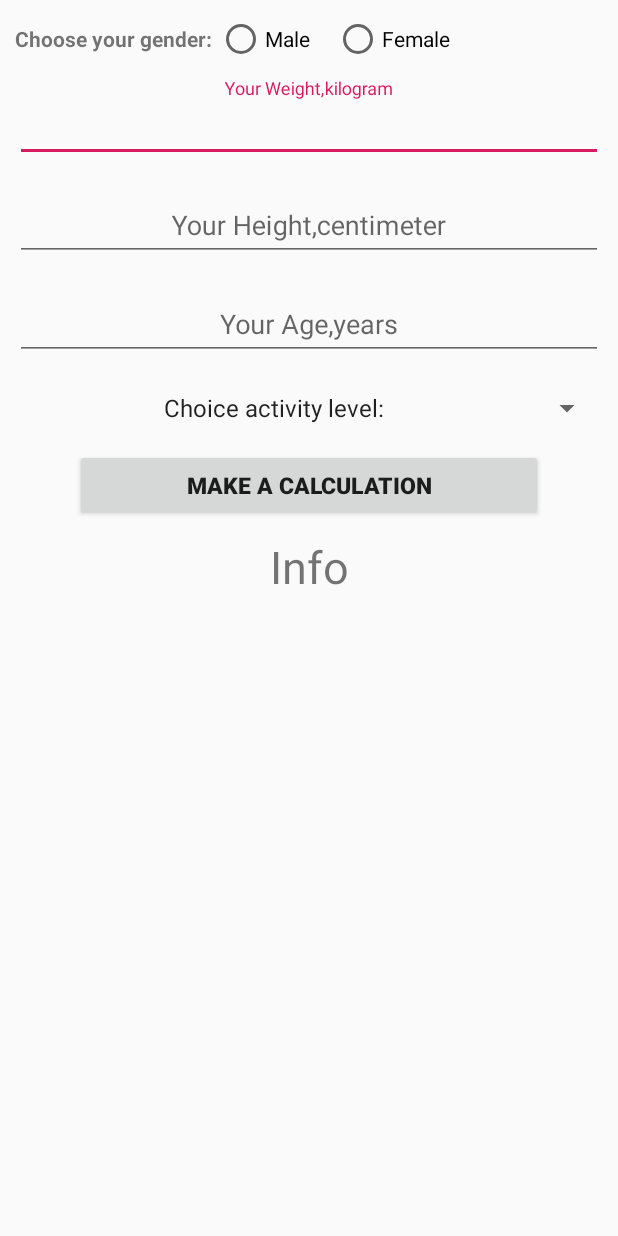
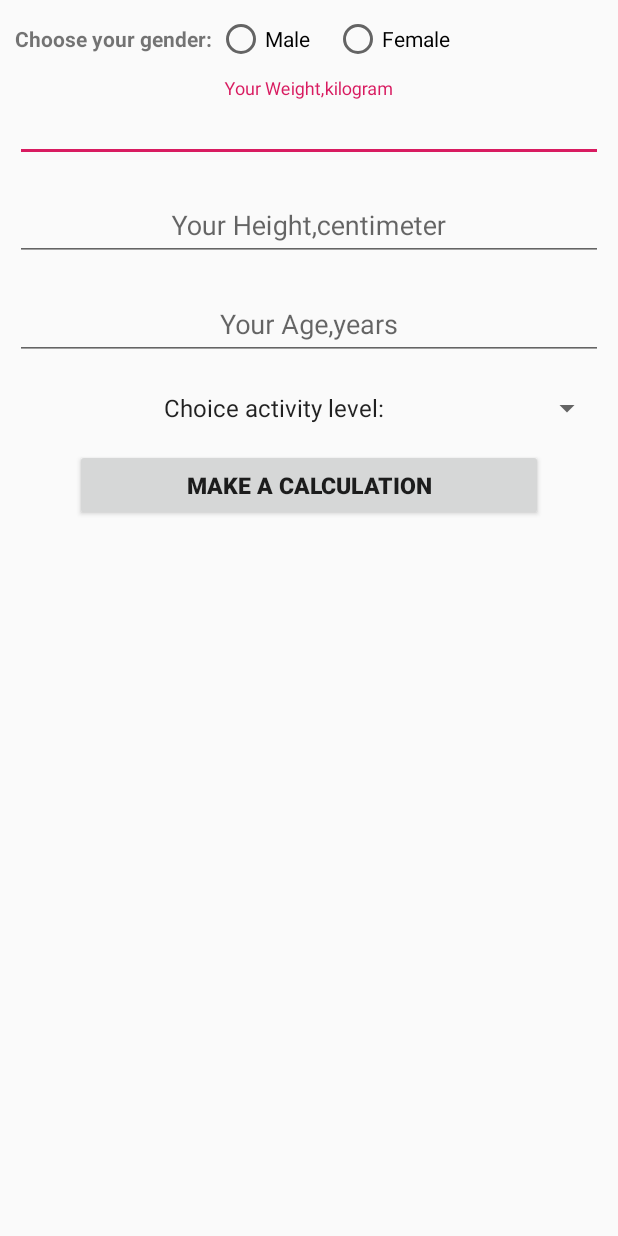
Before and after one commit to Eduard-Kozachenko/CalculatorCalorie, an Android app: the screen it shows after launch (MainActivity), on a phone screen of 412 x 824 dp. Run offline under Robolectric (Android 15) with nearby library versions, the phone set to English and light mode, and no system bars.

```diff
--- a/app/src/main/java/com/eduard/caloriecounter/presentation/base/BasePresenter.java
+++ b/app/src/main/java/com/eduard/caloriecounter/presentation/base/BasePresenter.java
@@ -24,8 +24,6 @@ public class BasePresenter<V extends BasePresenter.View> {
 
         void showProgressBar();
 
-        void hideProgressBar();
-
-        void showError();
+        void showInformationDialog(String data);
     }
 }
--- a/app/src/main/java/com/eduard/caloriecounter/presentation/presenter/CollectionContract.java
+++ b/app/src/main/java/com/eduard/caloriecounter/presentation/presenter/CollectionContract.java
@@ -5,7 +5,6 @@ import com.eduard.caloriecounter.presentation.base.BasePresenter;
 public interface CollectionContract {
 
      interface View extends BasePresenter.View {
-         void setViewData(String data);
     }
 
     interface Presenter {
--- a/app/src/main/java/com/eduard/caloriecounter/presentation/presenter/CollectionPresenter.java
+++ b/app/src/main/java/com/eduard/caloriecounter/presentation/presenter/CollectionPresenter.java
@@ -14,13 +14,13 @@ public class CollectionPresenter extends BasePresenter<CollectionContract.View>
     public void collectionInfoMale(double weight, double height, double age, int level) {
         model = new CalculatorUserModel();
         String data = String.valueOf(model.operationMale(weight, height, age, level));
-        getView().setViewData(data);
+        getView().showInformationDialog("Your result =" + data);
     }
 
     @Override
     public void collectionInfoFemale(double weight, double height, double age, int level) {
         model = new CalculatorUserModel();
         String data = String.valueOf(model.operationFemale(weight, height, age, level));
-        getView().setViewData(data);
+        getView().showInformationDialog("Your result =" + data);
     }
 }
--- a/app/src/main/res/layout/activity_main.xml
+++ b/app/src/main/res/layout/activity_main.xml
@@ -11,7 +11,6 @@
       android:id="@+id/fl_container"
       android:layout_width="match_parent"
       android:layout_height="wrap_content"
-      app:layout_constraintTop_toBottomOf="@id/toolbar"
       >
   </FrameLayout>
 
--- a/app/src/main/res/layout/collection_of_info_fragment.xml
+++ b/app/src/main/res/layout/collection_of_info_fragment.xml
@@ -103,16 +103,6 @@ android:orientation="vertical">
             android:layout_marginRight="@dimen/margin_50">
         </Button>
 
-        <TextView
-            android:id="@+id/tv_info_test"
-            android:layout_width="match_parent"
-            android:layout_height="wrap_content"
-            android:layout_marginTop="@dimen/margin_10"
-            android:text="@string/info_test"
-            android:textSize="@dimen/font_30"
-            android:gravity="center">
-        </TextView>
-
 </LinearLayout>
 
 </ScrollView>
```
Also changed, not shown: app/src/main/java/com/eduard/caloriecounter/presentation/base/BaseFragment.java (+1 -20 lines), app/src/main/java/com/eduard/caloriecounter/presentation/fragments/CollectionFragment.java (+10 -14 lines), app/src/main/res/layout/toolbar.xml (deleted, +0 -19 lines).
